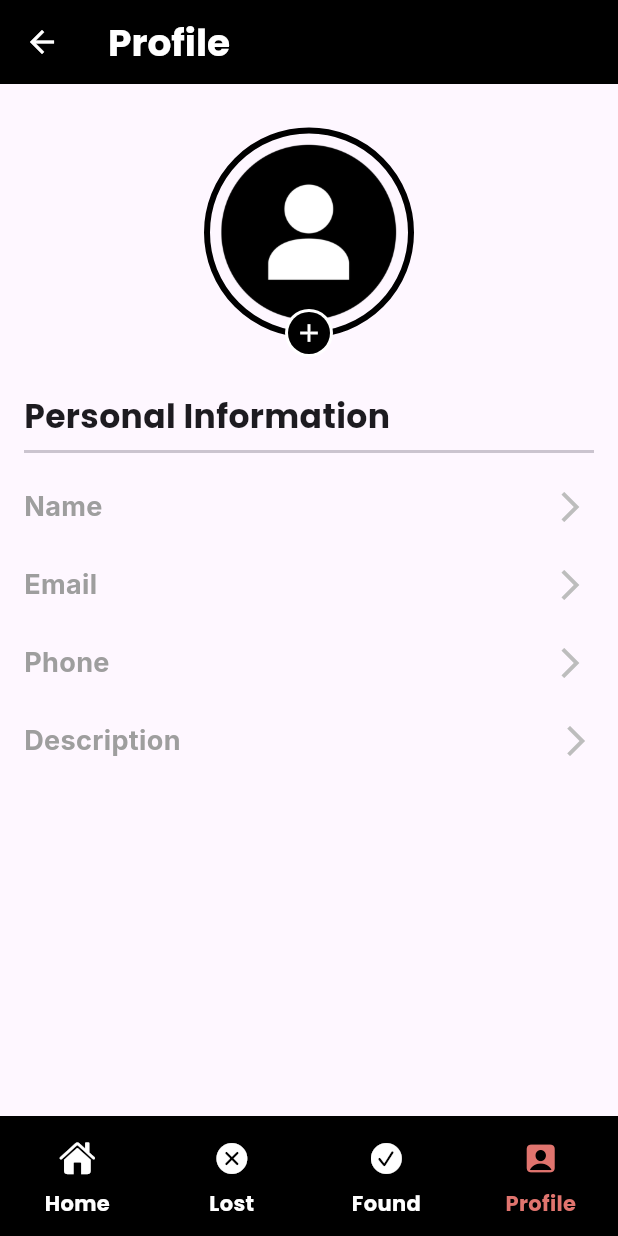
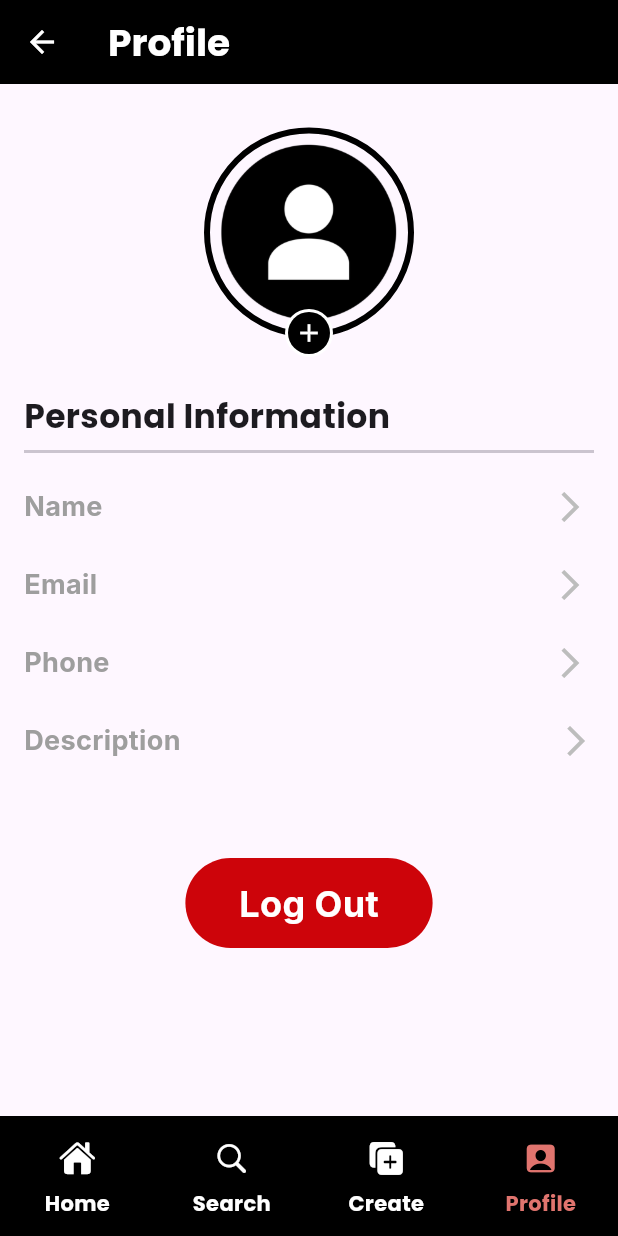
Before and after one commit to Hasib-39/khuje_pai, a Flutter app: the App screen opened directly, item 4 of the bottom bar chosen, on a phone screen of 412 x 824 dp. Run offline on Flutter 3.47's test engine with Material 3 defaults, Android fonts, the phone set to English and light mode, and no system bars; our stand-ins replace cloud_firestore, firebase_auth, firebase_core, flutter_dotenv, google_fonts, google_sign_in and 1 more; accounts and stored records are empty.

```diff
--- a/lib/authentication/login.dart
+++ b/lib/authentication/login.dart
@@ -27,7 +27,7 @@ class _LoginState extends State<Login> {
   userLogin() async {
     try{
       await FirebaseAuth.instance.signInWithEmailAndPassword(email: email, password: password);
-      Navigator.push(context, MaterialPageRoute(builder: (context) => const App()));
+      Navigator.pushReplacement(context, MaterialPageRoute(builder: (context) => const App()));
     } on FirebaseAuthException catch (e){
       if(e.code == 'user-not-found') {
         ScaffoldMessenger.of(context).showSnackBar(
--- a/lib/components/app.dart
+++ b/lib/components/app.dart
@@ -2,10 +2,9 @@ import 'package:firebase_auth/firebase_auth.dart';
 import 'package:flutter/cupertino.dart';
 import 'package:flutter/material.dart';
 import 'package:google_fonts/google_fonts.dart';
-import 'package:khuje_pai/user_model.dart';
 import 'package:khuje_pai/views/home.dart';
-import 'package:khuje_pai/views/lost.dart';
-import 'package:khuje_pai/views/found.dart';
+import 'package:khuje_pai/views/search.dart';
+import 'package:khuje_pai/views/create.dart';
 import 'package:khuje_pai/views/profile.dart';
 
 class App extends StatefulWidget {
@@ -21,8 +20,8 @@ class _AppState extends State<App> {
 
   final List<Widget> _pages = [
     const Home(),
-    const LostPage(),
-    const FoundPage(),
+    const SearchPage(),
+    const CreatePage(),
     const ProfilePage(),
   ];
 
@@ -68,12 +67,12 @@ class _AppState extends State<App> {
               label: 'Home',
             ),
             NavigationDestination(
-              icon: Icon(CupertinoIcons.clear_circled_solid),
-              label: 'Lost',
+              icon: Icon(CupertinoIcons.search),
+              label: 'Search',
             ),
             NavigationDestination(
-              icon: Icon(CupertinoIcons.check_mark_circled_solid),
-              label: 'Found',
+              icon: Icon(CupertinoIcons.plus_square_fill_on_square_fill),
+              label: 'Create',
             ),
             NavigationDestination(
               icon: Icon(CupertinoIcons.person_crop_square_fill),
--- a/lib/views/profile.dart
+++ b/lib/views/profile.dart
@@ -4,6 +4,7 @@ import 'package:cloud_firestore/cloud_firestore.dart';
 import 'package:firebase_auth/firebase_auth.dart';
 import 'package:flutter/material.dart';
 import 'package:google_fonts/google_fonts.dart';
+import 'package:khuje_pai/authentication/login.dart';
 import 'package:khuje_pai/controller/profile_controller.dart';
 import 'package:provider/provider.dart';
 
@@ -97,6 +98,7 @@ class _ProfilePageState extends State<ProfilePage> {
                                             provider.pickImage(context);
                                           },
                                           child: Container(
+
                                             padding: const EdgeInsets.all(2),
                                             decoration: const BoxDecoration(
                                               color: Colors.white,
@@ -126,7 +128,6 @@ class _ProfilePageState extends State<ProfilePage> {
                                       )
                                     ],
                                   ),
-
                                   const Divider(thickness: 2,),
                                   const SizedBox(height: 16),
                                   Row(
@@ -282,6 +283,36 @@ class _ProfilePageState extends State<ProfilePage> {
                                       ),
                                     ],
                                   ),
+                                  const SizedBox(height: 26),
+                                  Row(
+                                    mainAxisAlignment: MainAxisAlignment.center,
+                                    children: [
+                                      GestureDetector(
+                                        onTap: (){
+                                          Navigator.pushReplacement(context, MaterialPageRoute(builder: (context) => const Login()));
+                                        },
+                                        child: Container(
+                                          width: MediaQuery.of(context).size.width*0.4,
+                                          padding: const EdgeInsets.symmetric(vertical: 13, horizontal: 30),
+                                          decoration: BoxDecoration(
+                                              color: Color(0xffcd040a),
+                                              borderRadius: BorderRadius.circular(30)
+                                          ),
+                                          child: const Center(
+                                            child: Text(
+                                              "Log Out",
+                                              style: TextStyle(
+                                                  color: Colors.white,
+                                                  fontSize: 24,
+                                                  fontWeight: FontWeight.bold,
+                                                  fontFamily: 'Inter'
+                                              ),
+                                            ),
+                                          ),
+                                        ),
+                                      )
+                                    ],
+                                  )
                                 ],
                               ),
                             );
```
Also changed, not shown: lib/controller/create_controller.dart (added, +113 -0 lines), lib/views/create.dart (added, +57 -0 lines), lib/views/found.dart (deleted, +0 -25 lines), lib/views/lost.dart (deleted, +0 -26 lines), lib/views/search.dart (added, +26 -0 lines), images/lost_and_found.png, 15 other files.
